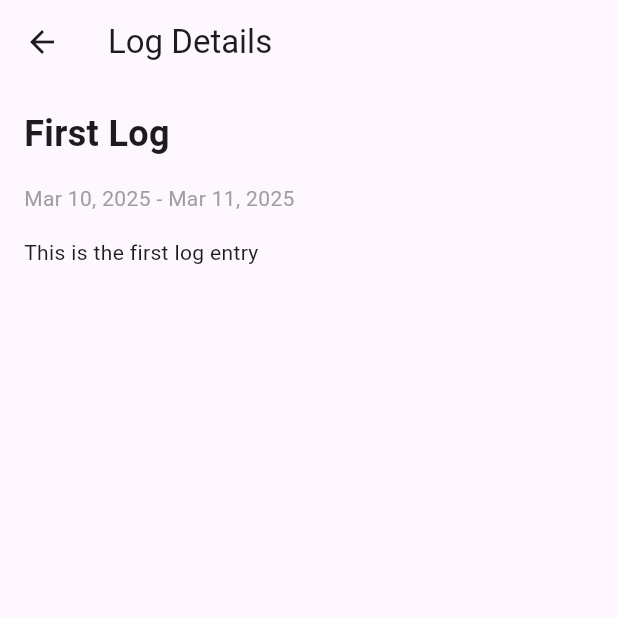
After one commit to Gabrielyng8/travel_journal, a Flutter app: the screen it shows after launch, after a tap on "First Log", on a phone screen of 412 x 824 dp, the top half of it. The commit adds this screen. Run offline on Flutter 3.47's test engine with Material 3 defaults, Android fonts, the phone set to English and light mode, and no system bars; key blocks and very long unbroken strings in the code were emptied for the run.

Commit message:
Add log details screen and enable navigation from logs list

```diff
--- /dev/null
+++ b/lib/log_details.dart
@@ -0,0 +1,42 @@
+import 'package:flutter/material.dart';
+import 'package:intl/intl.dart';
+import 'dart:convert';
+import 'package:travel_journal/models/log.dart';
+
+class LogDetailsScreen extends StatelessWidget {
+  final JournalLog log;
+
+  const LogDetailsScreen({super.key, required this.log});
+
+  @override
+  Widget build(BuildContext context) {
+    return Scaffold(
+      appBar: AppBar(
+        title: const Text('Log Details'),
+      ),
+      body: Padding(
+        padding: const EdgeInsets.all(16.0),
+        child: ListView(
+          children: [
+            Text(log.title, style: const TextStyle(fontSize: 24, fontWeight: FontWeight.bold)),
+            const SizedBox(height: 16),
+            Text('${DateFormat.yMMMd().format(log.date.start)} - ${DateFormat.yMMMd().format(log.date.end)}', style: const TextStyle(color: Colors.grey)),
+            const SizedBox(height: 16),
+            Text(log.description),
+            const SizedBox(height: 16),
+            log.images != null && log.images!.isNotEmpty
+                ? Column(
+                    children: log.images!.map((image) {
+                      return Padding(
+                        padding: const EdgeInsets.only(bottom: 16.0),
+                        child: Image.memory(base64Decode(image)),
+                      );
+                    }).toList(),
+                  )
+                : const Text('No images available'),
+          ],
+        ),
+      ),
+    );
+  }
+}
--- a/lib/logs.dart
+++ b/lib/logs.dart
@@ -3,9 +3,9 @@ import 'package:intl/intl.dart'; // Add this import for date formatting
 import 'package:travel_journal/data/dummy_logs.dart';
 import 'package:travel_journal/models/log.dart';
 import 'dart:convert';
-import 'dart:io';
 
 import 'add.dart';
+import 'log_details.dart';
 
 class LogsScreen extends StatefulWidget {
   const LogsScreen({super.key});
@@ -30,6 +30,14 @@ class _LogsScreenState extends State<LogsScreen> {
         logList.add(newLog);
       }
     });
+  }
+
+  void _viewLogDetails(JournalLog log) {
+    Navigator.of(context).push(
+      MaterialPageRoute(
+        builder: (ctx) => LogDetailsScreen(log: log),
+      ),
+    );
   }
 
   String _formatDate(DateTimeRange date) {
@@ -100,6 +108,7 @@ class _LogsScreenState extends State<LogsScreen> {
                     trailing: log.images != null && log.images!.isNotEmpty
                       ? Image.memory(base64Decode(log.images![0]), width: 100, height: 100)
                       : null,
+                    onTap: () => _viewLogDetails(log),
                   ),
                 );
               },
```
